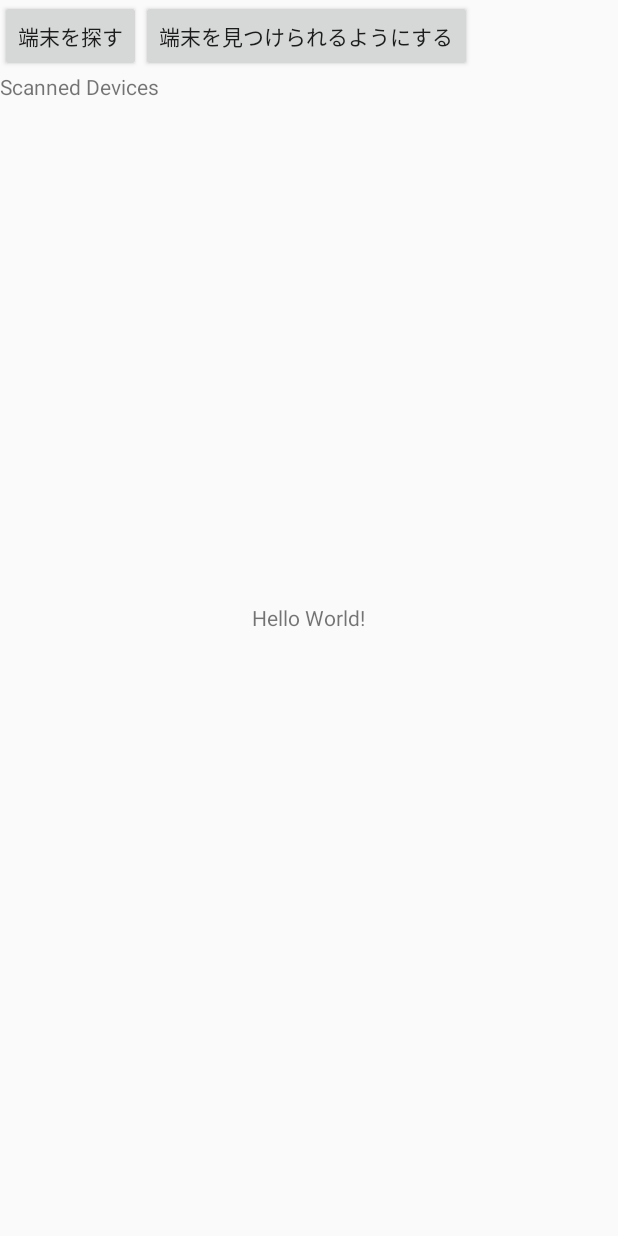
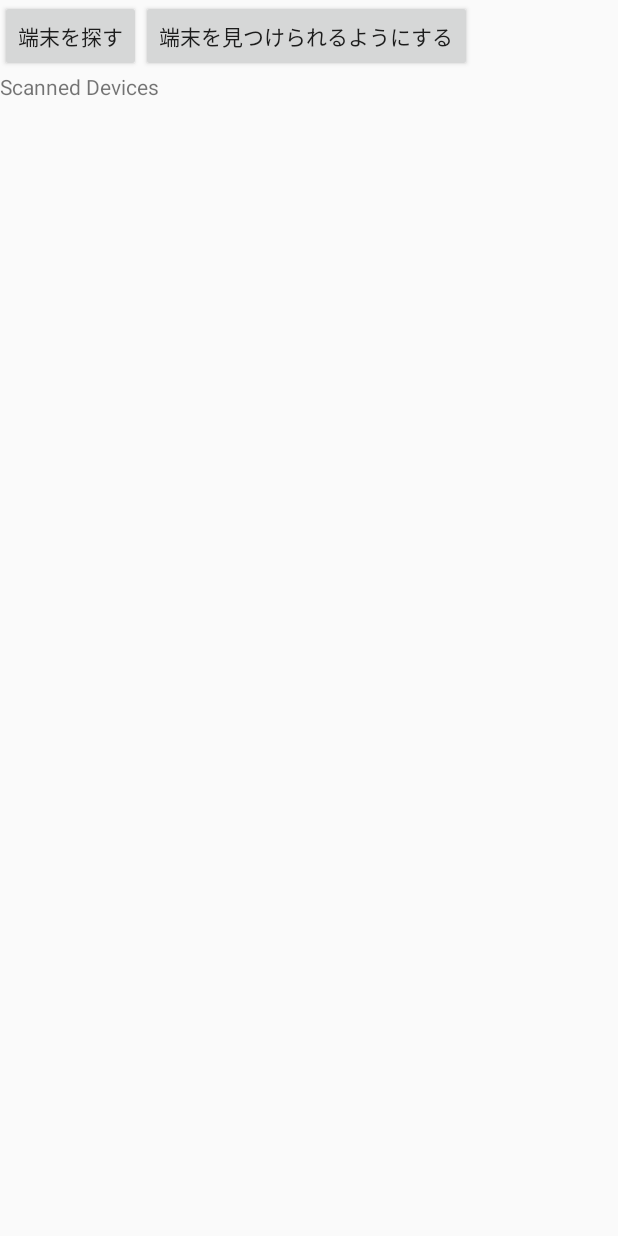
Before and after one commit to TakuKobayashi/DataSender, an Android app: the screen it shows after launch (MainActivity), on a phone screen of 412 x 824 dp. Run offline under Robolectric (Android 15) with nearby library versions, the phone set to English and light mode, and no system bars; libraries missing offline, so code that uses them is left out: kobayashi.taku.taptappun; 1 statement that could not run was skipped.

Commit message:
Helloの表記を削除した

```diff
--- a/app/src/main/java/kobayashi/taku/taptappun/net/datasender/MainActivity.kt
+++ b/app/src/main/java/kobayashi/taku/taptappun/net/datasender/MainActivity.kt
@@ -24,8 +24,6 @@ class MainActivity : Activity() {
     override fun onCreate(savedInstanceState: Bundle?) {
         super.onCreate(savedInstanceState)
         setContentView(R.layout.activity_main)
-
-        sample_text.text = stringFromJNI();
 
         mBluetoothAdapter = BluetoothAdapter.getDefaultAdapter();
         // Bluetooth非搭載の場合はアプリを終了させる
--- a/app/src/main/res/layout/activity_main.xml
+++ b/app/src/main/res/layout/activity_main.xml
@@ -3,13 +3,6 @@
     xmlns:android="http://schemas.android.com/apk/res/android"
     android:layout_width="match_parent"
     android:layout_height="match_parent">
-
-    <TextView
-        android:id="@+id/sample_text"
-        android:layout_width="wrap_content"
-        android:layout_height="wrap_content"
-        android:layout_centerInParent="true"
-        android:text="Hello World!" />
 
     <Button
         android:id="@+id/bluetooth_scan_button"
```
